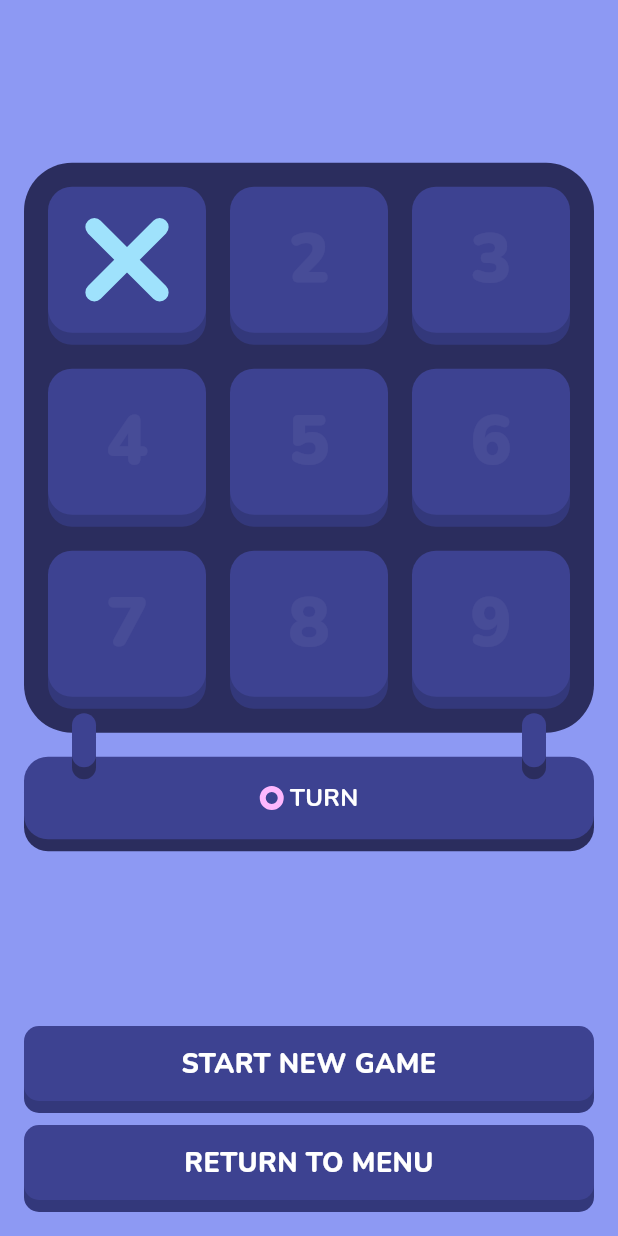
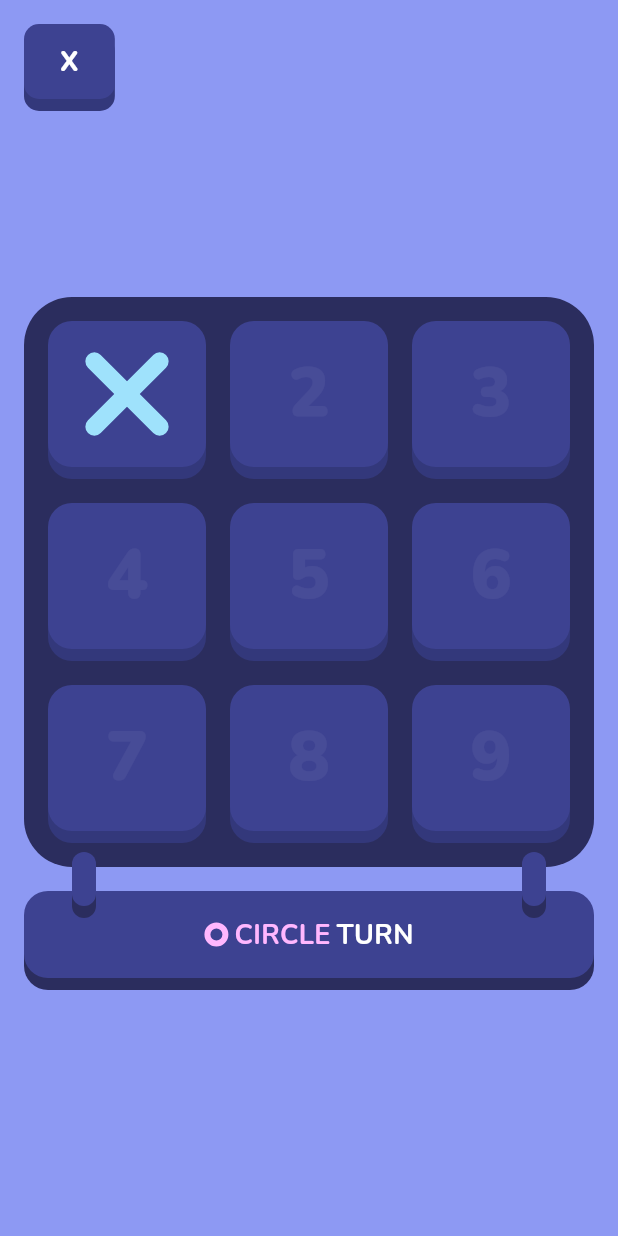
Before and after one commit to jgrandchavin/tictactoe-flutter, a Flutter app: the GameView screen opened by its route, after a tap on an icon or button, on a phone screen of 412 x 824 dp. Run offline on Flutter 3.47's test engine with Material 3 defaults, Android fonts, the phone set to English and light mode, and no system bars; our stand-ins replace flutter_riverpod, logger, riverpod_annotation, shared_preferences, simple_animations; missing offline and left inert: gaimon; accounts and stored records are empty; generated files the repository leaves out were written again.

```diff
--- /dev/null
+++ b/lib/core/design/widgets/custom_gesture_detector.dart
@@ -0,0 +1,87 @@
+import 'dart:async';
+
+import 'package:flutter/material.dart';
+import 'package:tictactoe_flutter/core/utils/haptics_utils.dart';
+
+class CustomGestureDetector extends StatefulWidget {
+  final Widget child;
+  final void Function()? onTap;
+  final bool disableGesture;
+  final bool desactivateSound;
+  final bool desactivateHaptic;
+
+  const CustomGestureDetector({
+    super.key,
+    required this.child,
+    this.onTap,
+    this.disableGesture = false,
+    this.desactivateSound = false,
+    this.desactivateHaptic = false,
+  });
+
+  @override
+  State<CustomGestureDetector> createState() => _CustomGestureDetectorState();
+}
+
+class _CustomGestureDetectorState extends State<CustomGestureDetector>
+    with SingleTickerProviderStateMixin {
+  late AnimationController _controller;
+  late Animation _animation;
+
+  @override
+  void initState() {
+    _controller = AnimationController(
+      vsync: this,
+      duration: const Duration(milliseconds: 200),
+    );
+    _animation = Tween<double>(
+      begin: 0,
+      end: 0.03,
+    ).animate(CurvedAnimation(parent: _controller, curve: Curves.bounceInOut));
+    super.initState();
+  }
+
+  @override
+  void dispose() {
+    _controller.dispose();
+    _animation.removeListener(() {});
+    super.dispose();
+  }
+
+  @override
+  Widget build(BuildContext context) {
+    if (widget.disableGesture) return widget.child;
+
+    return AnimatedBuilder(
+      animation: _animation,
+      builder: (_, child) {
+        return Transform.scale(scale: 1.0 - _animation.value, child: child);
+      },
+      child: GestureDetector(
+        behavior: HitTestBehavior.opaque,
+        onTapDown: (_) {
+          HapticsUtils.light();
+
+          _controller.forward();
+        },
+        onTapUp: (_) => _controller.reverse(),
+        onTapCancel: () => _controller.reverse(),
+        onTap: () async {
+          unawaited(_controller.forward());
+          if (widget.onTap != null) {
+            if (!widget.desactivateHaptic) {
+              unawaited(HapticsUtils.light());
+            }
+            await _controller.forward();
+            if (!widget.desactivateSound) {
+              // Get.find<AudioManager>().playSound(Sounds.tapOnButton);
+            }
+            widget.onTap!();
+            unawaited(_controller.reverse());
+          }
+        },
+        child: widget.child,
+      ),
+    );
+  }
+}
--- a/lib/features/game/presentation/controllers/game_view_controller.dart
+++ b/lib/features/game/presentation/controllers/game_view_controller.dart
@@ -1,6 +1,7 @@
 import 'dart:ui' show Offset;
 
 import 'package:riverpod_annotation/riverpod_annotation.dart';
+import 'package:tictactoe_flutter/core/utils/haptics_utils.dart';
 import 'package:tictactoe_flutter/features/game/domain/entities/board.dart';
 import 'package:tictactoe_flutter/features/game/domain/entities/game_state.dart';
 import 'package:tictactoe_flutter/features/game/domain/entities/position.dart';
@@ -37,10 +38,19 @@ class GameViewController extends _$GameViewController {
         );
         if (line != null) {
           _animateWinCells(line);
+          // Slightly delayed pulse to align with the first win overlay peak.
+          Future<void>.delayed(
+            const Duration(milliseconds: 120),
+            HapticsUtils.win,
+          );
         }
+      } else if (newGameState.status.name == 'finished') {
+        // Draw (finished with no winner)
+        HapticsUtils.draw();
       }
     } catch (e) {
       animateTapError(position);
+      HapticsUtils.invalidMove();
     }
   }
 
@@ -49,6 +59,11 @@ class GameViewController extends _$GameViewController {
 
     state = state.copyWith(gameState: newGameState);
     _resetAllCellAnimations();
+    // Brief haptic to confirm reset, aligned with initial appear.
+    Future<void>.delayed(
+      const Duration(milliseconds: 50),
+      HapticsUtils.startNewGame,
+    );
   }
 
   void animateTapError(Position p) {
--- a/lib/features/game/presentation/views/game_view.dart
+++ b/lib/features/game/presentation/views/game_view.dart
@@ -1,10 +1,8 @@
 import 'package:flutter/material.dart';
 import 'package:flutter_riverpod/flutter_riverpod.dart';
-import 'package:tictactoe_flutter/core/app_router.dart';
 import 'package:tictactoe_flutter/core/design/widgets/app_button.dart';
 import 'package:tictactoe_flutter/core/design/widgets/app_scaffold.dart';
 import 'package:tictactoe_flutter/features/game/domain/entities/game_state.dart';
-import 'package:tictactoe_flutter/features/game/domain/enums/game_status.dart';
 import 'package:tictactoe_flutter/features/game/presentation/controllers/game_view_controller.dart';
 import 'package:tictactoe_flutter/features/game/presentation/widgets/board_widget.dart';
 
@@ -24,6 +22,15 @@ class GameView extends ConsumerWidget {
           mainAxisSize: MainAxisSize.min,
           crossAxisAlignment: CrossAxisAlignment.stretch,
           children: [
+            Align(
+              alignment: Alignment.topLeft,
+              child: AppButton(
+                onPressed: () {
+                  controller.startNewGame();
+                },
+                text: 'X',
+              ),
+            ),
             Spacer(),
             BoardWidget(
               board: state.gameState.board,
@@ -35,24 +42,6 @@ class GameView extends ConsumerWidget {
             ),
             Spacer(),
             const SizedBox(height: 32),
-            AppButton(
-              onPressed: () {
-                controller.startNewGame();
-              },
-              text: 'Start New Game',
-            ),
-            const SizedBox(height: 8),
-            AppButton(
-              onPressed: () {
-                Navigator.of(context).pushReplacementNamed(
-                  AppRouter.menuRoute,
-                  arguments: state.gameState.status != GameStatus.finished
-                      ? state.gameState
-                      : null,
-                );
-              },
-              text: 'Return to Menu',
-            ),
           ],
         ),
       ),
--- a/lib/features/game/presentation/widgets/board_cell_widget.dart
+++ b/lib/features/game/presentation/widgets/board_cell_widget.dart
@@ -4,6 +4,7 @@ import 'package:tictactoe_flutter/core/design/app_colors.dart';
 import 'package:tictactoe_flutter/core/design/painters/cross_painter.dart';
 import 'package:tictactoe_flutter/core/design/painters/ring_painter.dart';
 import 'package:tictactoe_flutter/core/design/widgets/app_text.dart';
+import 'package:tictactoe_flutter/core/utils/haptics_utils.dart';
 import 'package:tictactoe_flutter/features/game/domain/enums/player.dart';
 import 'package:tictactoe_flutter/features/game/presentation/animation/cell_anim_handle.dart';
 
@@ -92,6 +93,30 @@ class _BoardCellWidgetState extends ConsumerState<BoardCellWidget>
       begin: 1.0,
       end: 1.06,
     ).animate(CurvedAnimation(parent: _winCtrl, curve: Curves.easeInOut));
+
+    // Haptics synced to animation lifecycle
+    // _appearCtrl.addStatusListener((status) {
+    //   if (status == AnimationStatus.forward) {
+    //     // Use custom pattern to match appear timing when needed
+    //     HapticsUtils.cellAppear();
+    //   }
+    // });
+    _tapCtrl.addStatusListener((status) {
+      if (status == AnimationStatus.forward) {
+        HapticsUtils.move();
+      }
+    });
+    _errorCtrl.addStatusListener((status) {
+      if (status == AnimationStatus.forward) {
+        HapticsUtils.invalidMove();
+      }
+    });
+    _nudgeCtrl.addStatusListener((status) {
+      if (status == AnimationStatus.forward) {
+        // Subtle nudge for neighbors
+        HapticsUtils.move();
+      }
+    });
 
     // Register handle for controller to command this cell
     _handleNotifier.value = CellAnimHandle(
--- a/lib/features/game/presentation/widgets/board_widget.dart
+++ b/lib/features/game/presentation/widgets/board_widget.dart
@@ -3,6 +3,7 @@ import 'package:tictactoe_flutter/core/design/app_colors.dart';
 import 'package:tictactoe_flutter/core/design/painters/cross_painter.dart';
 import 'package:tictactoe_flutter/core/design/painters/ring_painter.dart';
 import 'package:tictactoe_flutter/core/design/widgets/app_text.dart';
+import 'package:tictactoe_flutter/core/design/widgets/custom_gesture_detector.dart';
 import 'package:tictactoe_flutter/features/game/domain/entities/board.dart';
 import 'package:tictactoe_flutter/features/game/domain/entities/position.dart';
 import 'package:tictactoe_flutter/features/game/domain/enums/player.dart';
@@ -52,7 +53,7 @@ class BoardWidget extends StatelessWidget {
                     final col = index % Board.size;
                     final player = cells[row][col];
 
-                    return GestureDetector(
+                    return CustomGestureDetector(
                       onTap: () {
                         onCellTap(Position(row: row, column: col));
                       },
@@ -78,6 +79,7 @@ class BoardWidget extends StatelessWidget {
               ),
               child: winner == null
                   ? Row(
+                      key: ValueKey<Player>(currentPlayer),
                       mainAxisAlignment: MainAxisAlignment.center,
                       crossAxisAlignment: CrossAxisAlignment.center,
                       children: [
@@ -105,12 +107,26 @@ class BoardWidget extends StatelessWidget {
                           ),
                         const SizedBox(width: 4),
                         AppText.custom(
+                          text:
+                              '${currentPlayer == Player.x ? 'Cross' : 'Circle'}'
+                                  .toUpperCase(),
+                          textAlign: TextAlign.center,
+                          color: currentPlayer == Player.x
+                              ? AppColors.blue
+                              : AppColors.pink,
+                          overflow: TextOverflow.ellipsis,
+                          fontWeight: FontWeight.w700,
+                          fontSize: 18,
+                          fontStyle: FontStyle.normal,
+                        ),
+                        const SizedBox(width: 4),
+                        AppText.custom(
                           text: 'Turn'.toUpperCase(),
                           textAlign: TextAlign.center,
                           color: AppColors.white,
                           overflow: TextOverflow.ellipsis,
                           fontWeight: FontWeight.w700,
-                          fontSize: 16,
+                          fontSize: 18,
                           fontStyle: FontStyle.normal,
                         ),
                       ],
@@ -164,8 +180,6 @@ class BoardWidget extends StatelessWidget {
 }
 
 class _SmallBoardClip extends StatelessWidget {
-  const _SmallBoardClip({super.key});
-
   @override
   Widget build(BuildContext context) {
     return Container(
--- a/pubspec.yaml
+++ b/pubspec.yaml
@@ -13,6 +13,7 @@ dependencies:
     sdk: flutter
 
   flutter_riverpod: ^3.0.3
+  gaimon: ^1.4.2
   json_annotation: ^4.9.0
   logger: ^2.6.2
   riverpod_annotation: ^3.0.3
```
Also changed, not shown: lib/core/utils/haptics_utils.dart (added, +193 -0 lines), pubspec.lock, 1 other file.
